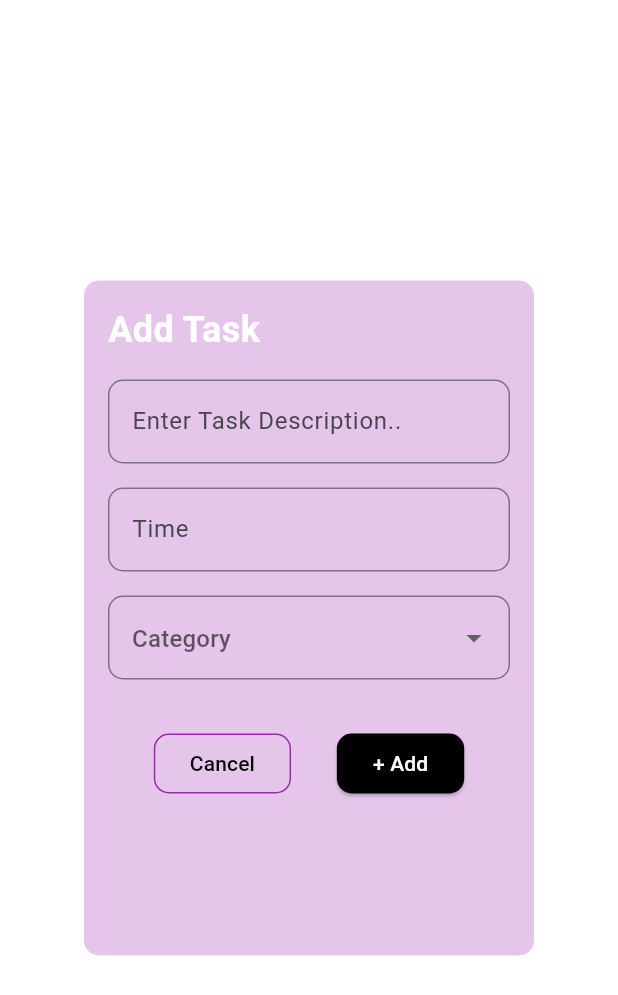
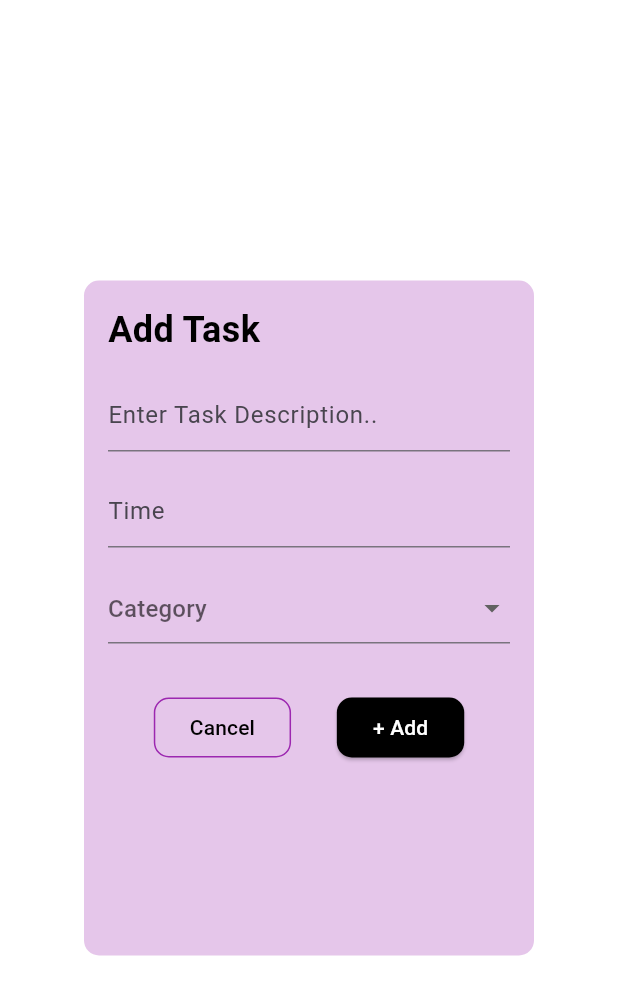
Before and after one commit to JashobeamKayiwa/TaskIT, a Flutter app: the screen it shows after launch, on a phone screen of 412 x 824 dp. Shown: the top 995 px of the screen. Run offline on Flutter 3.47's test engine with Material 3 defaults, Android fonts, the phone set to English and light mode, and no system bars.

Commit message:
complete add tsk screen

```diff
--- a/task_it/lib/main.dart
+++ b/task_it/lib/main.dart
@@ -32,33 +32,24 @@ class AddTaskScreen extends StatelessWidget {
             children: [
               Text(
                 'Add Task',
-                style: TextStyle(fontSize: 24, fontWeight: FontWeight.bold, color: Colors.white),
+                style: TextStyle(fontSize: 24, fontWeight: FontWeight.bold, color: Colors.black),
               ),
               SizedBox(height: 16),
               TextField(
                 decoration: InputDecoration(
                   hintText: 'Enter Task Description..',
-                  border: OutlineInputBorder(
-                    borderRadius: BorderRadius.circular(10),
-                  ),
                 ),
               ),
               SizedBox(height: 16),
               TextField(
                 decoration: InputDecoration(
                   hintText: 'Time',
-                  border: OutlineInputBorder(
-                    borderRadius: BorderRadius.circular(10),
-                  ),
                 ),
               ),
               SizedBox(height: 16),
               DropdownButtonFormField<String>(
                 decoration: InputDecoration(
                   hintText: 'Category',
-                  border: OutlineInputBorder(
-                    borderRadius: BorderRadius.circular(10),
-                  ),
                 ),
                 items: ['Work', 'Personal', 'Other']
                     .map((category) => DropdownMenuItem<String>(
```
